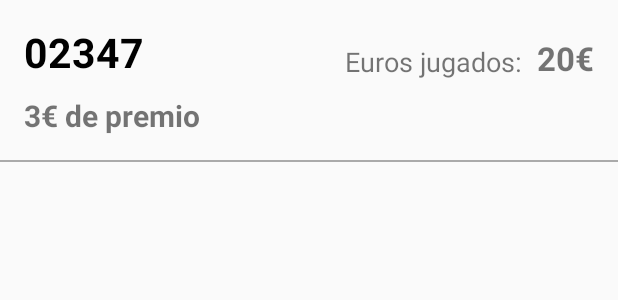
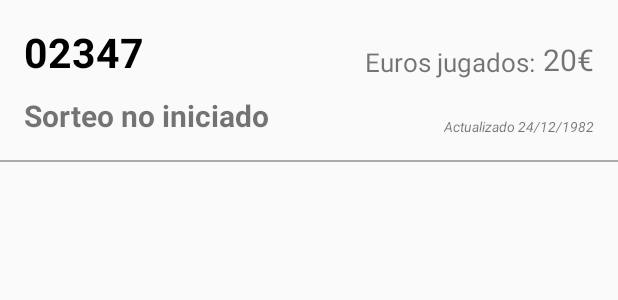
Before and after one commit to JoseAngelManeiro/Lottery, an Android app: the layout item_number.xml on its own in the app's theme, with its tools: preview values and no code run, on a phone screen of 412 x 824 dp. Shown: the top 300 px of the screen. Run offline under Robolectric (Android 15) with nearby library versions, the phone set to English and light mode, and no system bars.

Commit message:
Added timestamp

```diff
--- a/app/src/main/java/com/joseangelmaneiro/lottery/data/LocalDataSource.kt
+++ b/app/src/main/java/com/joseangelmaneiro/lottery/data/LocalDataSource.kt
@@ -16,7 +16,7 @@ class LocalDataSource(context: Context) {
     private val gson = Gson()
     private val ticketListType = object : TypeToken<List<Ticket>>() {}.type
 
-    fun saveTickets(tickets: List<Ticket>): Boolean {
+    private fun saveTickets(tickets: List<Ticket>): Boolean {
         return with(sharedPreferences.edit()) {
             val value = gson.toJson(tickets, ticketListType)
             putString(PREF_TICKETS_KEY, value)
--- a/app/src/main/java/com/joseangelmaneiro/lottery/model/NumberItem.kt
+++ b/app/src/main/java/com/joseangelmaneiro/lottery/model/NumberItem.kt
@@ -4,5 +4,6 @@ data class NumberItem(
     val number: String,
     val eurosBet: Int,
     val prize: Int,
-    val status: Int
+    val status: Int,
+    val timestamp: Int
 )
--- a/app/src/main/java/com/joseangelmaneiro/lottery/task/GetNumbersTask.kt
+++ b/app/src/main/java/com/joseangelmaneiro/lottery/task/GetNumbersTask.kt
@@ -42,7 +42,8 @@ class GetNumbersTask(
                         ticket.number,
                         ticket.eurosBet,
                         getTotalPrize(numberDetail.prize, ticket.eurosBet),
-                        numberDetail.status
+                        numberDetail.status,
+                        numberDetail.timestamp
                     )
                     result.add(numberItem)
                 }
--- a/app/src/main/res/layout/item_number.xml
+++ b/app/src/main/res/layout/item_number.xml
@@ -30,8 +30,8 @@
         android:id="@+id/euros_bet_label_text_view"
         android:layout_width="wrap_content"
         android:layout_height="wrap_content"
-        android:textSize="18sp"
-        android:layout_marginEnd="10dp"
+        android:textSize="17sp"
+        android:layout_marginEnd="5dp"
         app:layout_constraintEnd_toStartOf="@id/euros_bet_text_view"
         app:layout_constraintBottom_toBottomOf="@id/number_text_view"
         android:text="Euros jugados:"/>
@@ -40,22 +40,35 @@
         android:id="@+id/euros_bet_text_view"
         android:layout_width="wrap_content"
         android:layout_height="wrap_content"
-        android:textSize="22sp"
-        android:textStyle="bold"
+        android:textSize="20sp"
         app:layout_constraintEnd_toEndOf="parent"
         app:layout_constraintBottom_toBottomOf="@id/euros_bet_label_text_view"
         tools:text="20€"/>
 
     <TextView
         android:id="@+id/prize_text_view"
-        android:layout_width="wrap_content"
+        android:layout_width="0dp"
         android:layout_height="wrap_content"
         android:textSize="20sp"
         android:layout_marginTop="10dp"
         android:textStyle="bold"
+        android:maxLines="1"
+        android:ellipsize="end"
         app:layout_constraintStart_toStartOf="parent"
         app:layout_constraintTop_toBottomOf="@id/number_text_view"
-        tools:text="3€ de premio"/>
+        app:layout_constraintEnd_toStartOf="@id/timestamp_text_view"
+        tools:text="Sorteo no iniciado"/>
+
+    <TextView
+        android:id="@+id/timestamp_text_view"
+        android:layout_width="wrap_content"
+        android:layout_height="wrap_content"
+        android:textSize="9sp"
+        android:textStyle="italic"
+        app:layout_constraintEnd_toEndOf="parent"
+        app:layout_constraintBottom_toBottomOf="@id/prize_text_view"
+        app:layout_constraintStart_toEndOf="@id/prize_text_view"
+        tools:text="Actualizado 24/12/1982"/>
 
   </androidx.constraintlayout.widget.ConstraintLayout>
 
```
Also changed, not shown: app/src/main/java/com/joseangelmaneiro/lottery/view/NumbersAdapter.kt (+11 -1 lines).
